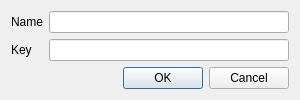
Old version of the form NewTOTPDialog.ui in the repository mchecca/QFactor.
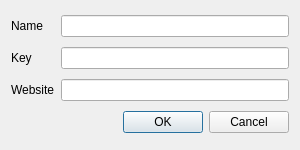
New version of the form.

Commit message: Add website to TOTP

Patch:
```diff
--- a/NewTOTPDialog.ui
+++ b/NewTOTPDialog.ui
@@ -7,13 +7,13 @@
     <x>0</x>
     <y>0</y>
     <width>300</width>
-    <height>100</height>
+    <height>150</height>
    </rect>
   </property>
   <property name="minimumSize">
    <size>
     <width>300</width>
-    <height>100</height>
+    <height>150</height>
    </size>
   </property>
   <property name="windowTitle">
@@ -50,6 +50,16 @@
      </property>
     </widget>
    </item>
+   <item row="3" column="1">
+    <widget class="QLineEdit" name="txtWebsite"/>
+   </item>
+   <item row="3" column="0">
+    <widget class="QLabel" name="lblWebsite">
+     <property name="text">
+      <string>Website</string>
+     </property>
+    </widget>
+   </item>
   </layout>
  </widget>
  <resources/>
```
The commit also changes 6 other files.
